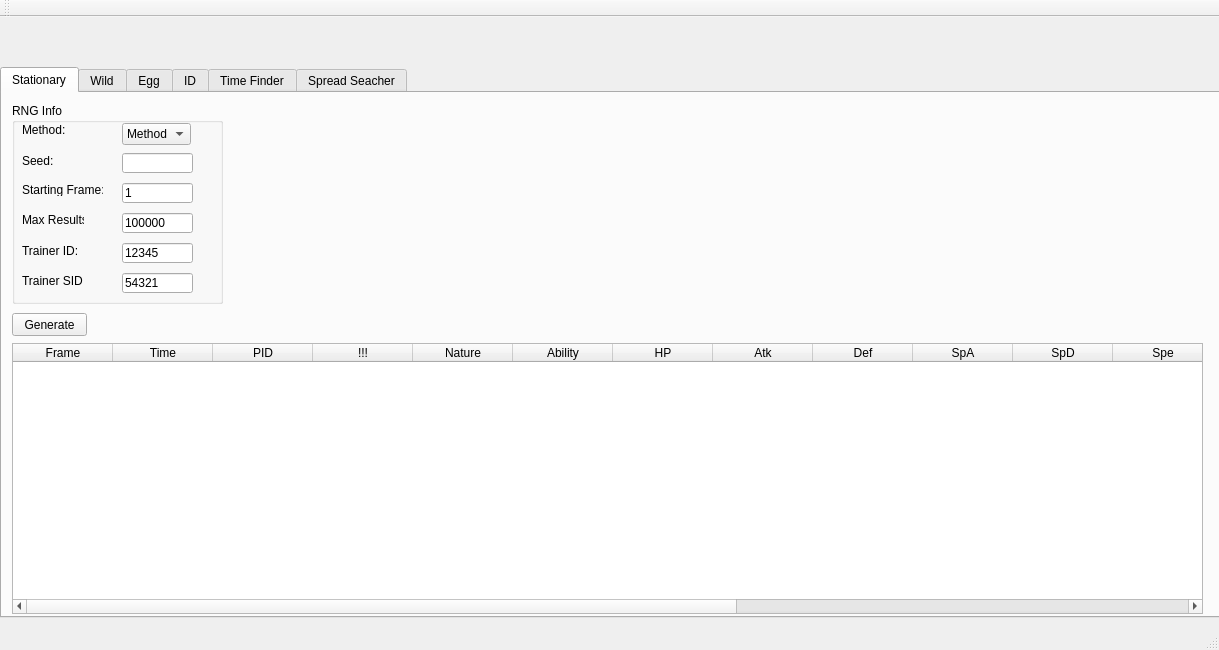
The window that Forms/mainwindow.ui (Admiral-Fish/PokeFinder) describes before a commit, drawn with Qt 5.
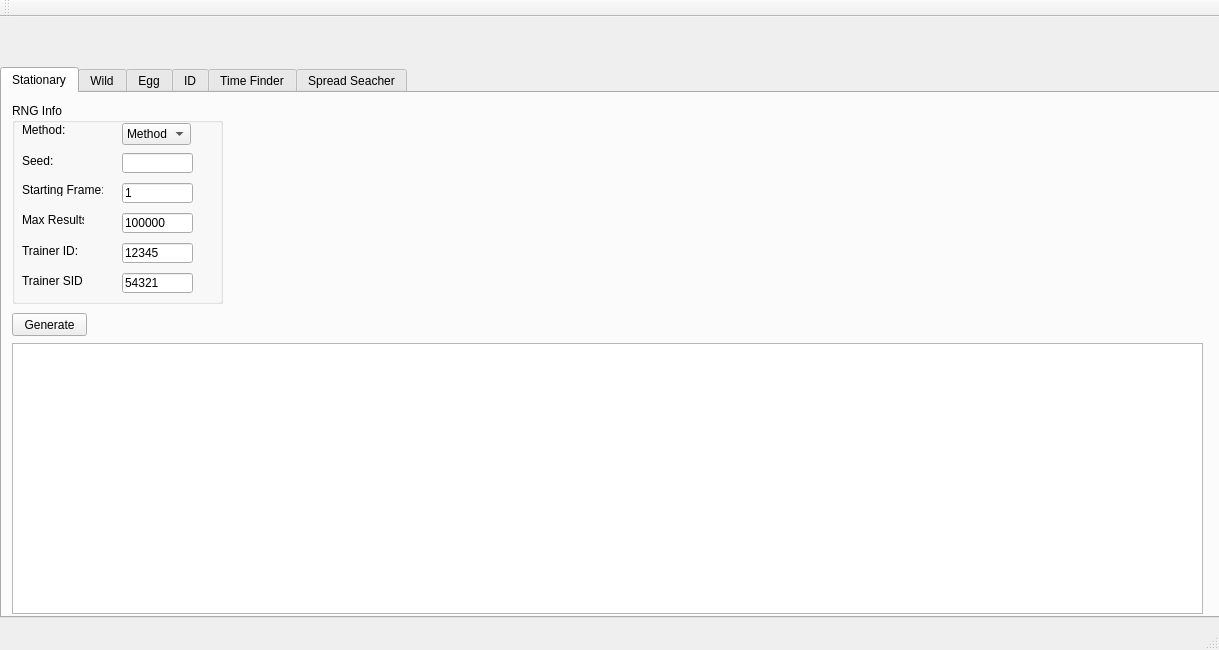
The same window after the commit.

Commit message: Redone table filling

What changed in the file:
```diff
--- a/Forms/mainwindow.ui
+++ b/Forms/mainwindow.ui
@@ -291,7 +291,7 @@
        <bool>false</bool>
       </property>
      </widget>
-     <widget class="QTableWidget" name="tableWidget">
+     <widget class="QTableView" name="tableView">
       <property name="geometry">
        <rect>
         <x>10</x>
@@ -300,96 +300,6 @@
         <height>271</height>
        </rect>
       </property>
-      <column>
-       <property name="text">
-        <string>Frame</string>
-       </property>
-      </column>
-      <column>
-       <property name="text">
-        <string>Time</string>
-       </property>
-      </column>
-      <column>
-       <property name="text">
-        <string>PID</string>
-       </property>
-      </column>
-      <column>
-       <property name="text">
-        <string>!!!</string>
-       </property>
-      </column>
-      <column>
-       <property name="text">
-        <string>Nature</string>
-       </property>
-      </column>
-      <column>
-       <property name="text">
-        <string>Ability</string>
-       </property>
-      </column>
-      <column>
-       <property name="text">
-        <string>HP</string>
-       </property>
-      </column>
-      <column>
-       <property name="text">
-        <string>Atk</string>
-       </property>
-      </column>
-      <column>
-       <property name="text">
-        <string>Def</string>
-       </property>
-      </column>
-      <column>
-       <property name="text">
-        <string>SpA</string>
-       </property>
-      </column>
-      <column>
-       <property name="text">
-        <string>SpD</string>
-       </property>
-      </column>
-      <column>
-       <property name="text">
-        <string>Spe</string>
-       </property>
-      </column>
-      <column>
-       <property name="text">
-        <string>Hidden</string>
-       </property>
-      </column>
-      <column>
-       <property name="text">
-        <string>Power</string>
-       </property>
-      </column>
-      <column>
-       <property name="text">
-        <string>12.5% F</string>
-       </property>
-      </column>
-      <column>
-       <property name="text">
-        <string>25% F</string>
-       </property>
-      </column>
-      <column>
-       <property name="text">
-        <string>50% F</string>
-       </property>
-      </column>
-      <column>
-       <property name="text">
-        <string>75% F</string>
-       </property>
-      </column>
      </widget>
     </widget>
     <widget class="QWidget" name="tabWild">
```
The commit also changes 4 other files.
